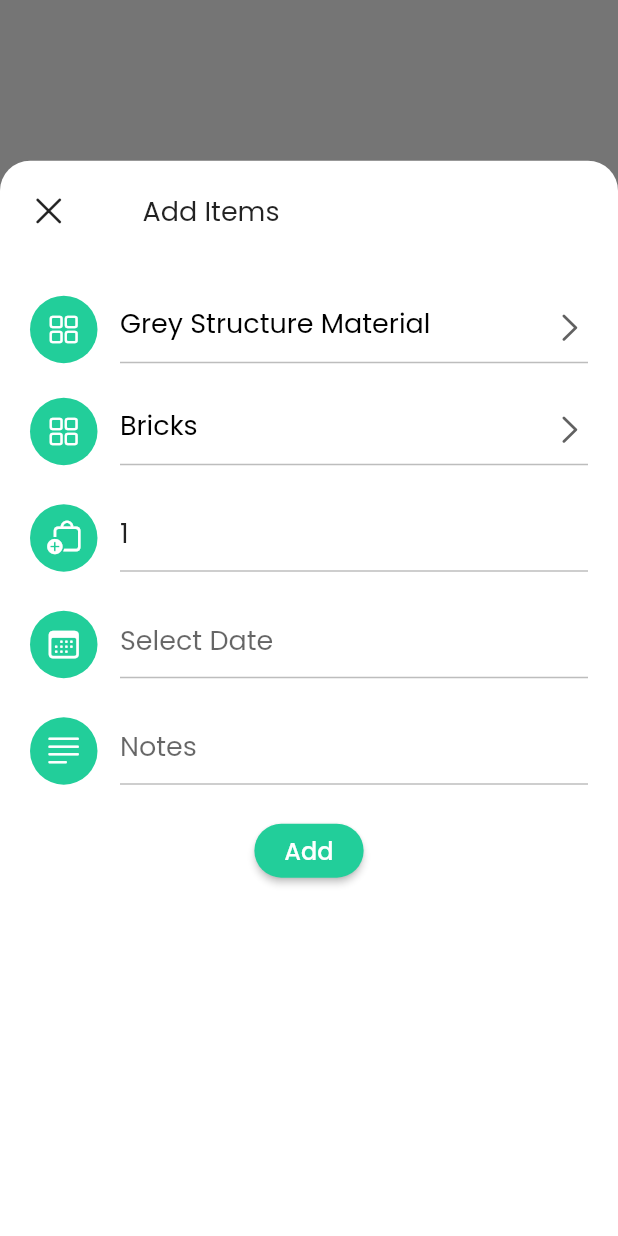
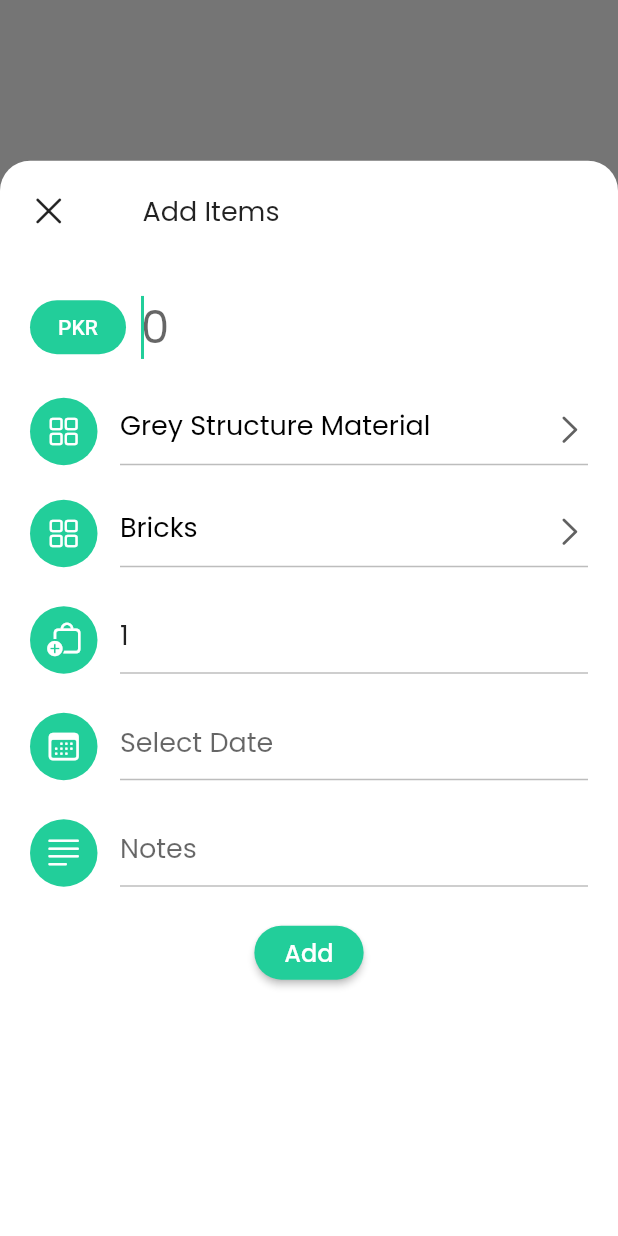
Before and after one commit to suliman-khaan/expense_ibrar, a Flutter app: the screen it shows after launch, item 3 of the bottom bar chosen, after a tap on the "add" icon, on a phone screen of 412 x 824 dp. Run offline on Flutter 3.47's test engine with Material 2 defaults, Android fonts, the phone set to English and light mode, and no system bars; drawn by our look-alikes of animated_bottom_navigation_bar; our stand-ins replace cloud_firestore, firebase_core, google_fonts; missing offline and left inert: pattern_formatter; accounts and stored records are empty.

```diff
--- a/lib/main.dart
+++ b/lib/main.dart
@@ -4,9 +4,14 @@ import 'package:expense/src/pages/profile.dart';
 import 'package:expense/src/pages/setting.dart';
 import 'package:flutter/material.dart';
 
+import 'package:firebase_core/firebase_core.dart';
+import 'package:cloud_firestore/cloud_firestore.dart';
+
 import 'src/resources/theme_provider.dart';
 
-void main() {
+Future<void> main() async {
+  WidgetsFlutterBinding.ensureInitialized();
+  await Firebase.initializeApp();
   runApp(const MyApp());
 }
 
--- a/lib/src/pages/app.dart
+++ b/lib/src/pages/app.dart
@@ -2,11 +2,11 @@ import 'package:animated_bottom_navigation_bar/animated_bottom_navigation_bar.da
 import 'package:expense/src/pages/setting.dart';
 import 'package:flutter/services.dart';
 import 'package:intl/intl.dart';
-import 'package:pattern_formatter/pattern_formatter.dart';
 import 'package:expense/src/pages/profile.dart';
 import 'package:flutter/cupertino.dart';
 import 'package:flutter/material.dart';
 import 'package:google_fonts/google_fonts.dart';
+import 'package:pattern_formatter/numeric_formatter.dart';
 
 import 'home.dart';
 
@@ -97,7 +97,12 @@ class _AppState extends State<App> {
   final date = TextEditingController();
   late FocusNode amountFocusNode;
 
+  DateTime now = DateTime.now();
+  DateFormat today = DateFormat('dd-MM-yyyy');
+
   bool isLoading = false;
+  bool isStretched = false;
+  String addBtn = "Add";
 
   @override
   void initState() {
@@ -126,6 +131,7 @@ class _AppState extends State<App> {
     currency.text = '';
     note.text = '';
     date.text = '';
+    addBtn = 'Add';
   }
 
   // top menu button
@@ -232,44 +238,44 @@ class _AppState extends State<App> {
                   key: _catForm,
                   child: Column(
                     children: [
-                      // // currency Row
-                      // Row(
-                      //   children: <Widget>[
-                      //     //Currency
-                      //     ElevatedButton(
-                      //         style: ElevatedButton.styleFrom(
-                      //             primary: green,
-                      //             elevation: 0,
-                      //             shape: RoundedRectangleBorder(
-                      //                 borderRadius: BorderRadius.circular(20))),
-                      //         onPressed: () => {},
-                      //         child: const Text("PKR")),
-                      //     Expanded(
-                      //       child: TextFormField(
-                      //           controller: currency,
-                      //           focusNode: amountFocusNode,
-                      //           keyboardType: TextInputType.number,
-                      //           inputFormatters: [
-                      //             LengthLimitingTextInputFormatter(13),
-                      //             ThousandsFormatter(allowFraction: true)
-                      //           ],
-                      //           cursorColor: green,
-                      //           style: GoogleFonts.poppins(
-                      //               fontSize: 30, fontWeight: FontWeight.w400),
-                      //           decoration: const InputDecoration(
-                      //               contentPadding:
-                      //                   EdgeInsets.symmetric(horizontal: 10),
-                      //               hintText: "0",
-                      //               border: InputBorder.none),
-                      //           validator: (value) {
-                      //             if (value == null || value.isEmpty) {
-                      //               return "Please enter amount to add your expense.";
-                      //             }
-                      //           }),
-                      //     ),
-                      //   ],
-                      // ),
-                      // const SizedBox(height: 20),
+                      // currency Row
+                      Row(
+                        children: <Widget>[
+                          //Currency
+                          ElevatedButton(
+                              style: ElevatedButton.styleFrom(
+                                  primary: green,
+                                  elevation: 0,
+                                  shape: RoundedRectangleBorder(
+                                      borderRadius: BorderRadius.circular(20))),
+                              onPressed: () => {},
+                              child: const Text("PKR")),
+                          Expanded(
+                            child: TextFormField(
+                                controller: currency,
+                                focusNode: amountFocusNode,
+                                keyboardType: TextInputType.number,
+                                inputFormatters: [
+                                  LengthLimitingTextInputFormatter(13),
+                                  ThousandsFormatter(allowFraction: true)
+                                ],
+                                cursorColor: green,
+                                style: GoogleFonts.poppins(
+                                    fontSize: 30, fontWeight: FontWeight.w400),
+                                decoration: const InputDecoration(
+                                    contentPadding:
+                                        EdgeInsets.symmetric(horizontal: 10),
+                                    hintText: "0",
+                                    border: InputBorder.none),
+                                validator: (value) {
+                                  if (value == null || value.isEmpty) {
+                                    return "Please enter amount to add your expense.";
+                                  }
+                                }),
+                          ),
+                        ],
+                      ),
+                      const SizedBox(height: 20),
                       //category row
                       Row(
                         crossAxisAlignment: CrossAxisAlignment.end,
@@ -447,8 +453,19 @@ class _AppState extends State<App> {
                                 final pickedDate = await showDatePicker(
                                   context: context,
                                   initialDate: DateTime.now(),
-                                  firstDate: DateTime(2000),
-                                  lastDate: DateTime(2101),
+                                  firstDate: DateTime(2022),
+                                  lastDate: DateTime(2032),
+                                  builder: (context, child) {
+                                    return Theme(
+                                      data: ThemeData(
+                                          colorScheme: ColorScheme.light(
+                                        primary: green,
+                                        onPrimary: Colors.white,
+                                        onSurface: Colors.black,
+                                      )),
+                                      child: child!,
+                                    );
+                                  },
                                 );
 
                                 if (pickedDate != null) {
@@ -511,12 +528,20 @@ class _AppState extends State<App> {
                                 setState(() {
                                   isLoading = true;
                                   print(currency.text);
+                                  print(_subSelectCategory);
+                                  print(quntity.text);
                                   print(date.text);
-                                  print(_selectCategory);
+                                  print(note.text);
                                 });
                                 await Future.delayed(
-                                    const Duration(seconds: 5));
-                                setState(() => isLoading = false);
+                                    const Duration(seconds: 3));
+                                setState(() =>
+                                    {isLoading = false, addBtn = 'Data Added'});
+                                await Future.delayed(
+                                    const Duration(milliseconds: 500));
+                                // ignore: use_build_context_synchronously
+                                Navigator.of(context).pop();
+                                clean();
                               }
                             },
                             style: ElevatedButton.styleFrom(
@@ -534,7 +559,7 @@ class _AppState extends State<App> {
                                       strokeWidth: 2,
                                     ),
                                   )
-                                : Text("Add",
+                                : Text(addBtn,
                                     style: GoogleFonts.poppins(
                                         fontSize: 16,
                                         fontWeight: FontWeight.w500)),
--- a/pubspec.yaml
+++ b/pubspec.yaml
@@ -21,6 +21,7 @@ dependencies:
   intl: ^0.17.0
   google_fonts: ^3.0.1
   pattern_formatter: ^2.0.0
+  cloud_firestore: ^3.1.18
 
 
 dev_dependencies:
```
Also changed, not shown: pubspec.lock, 5 other files.
